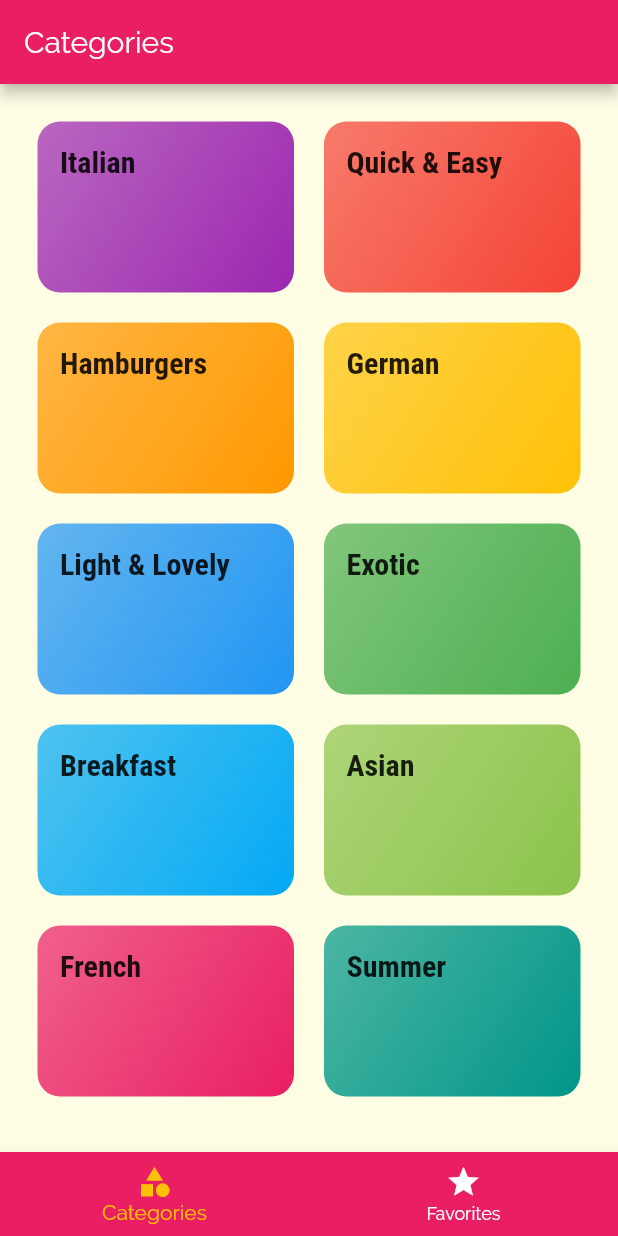
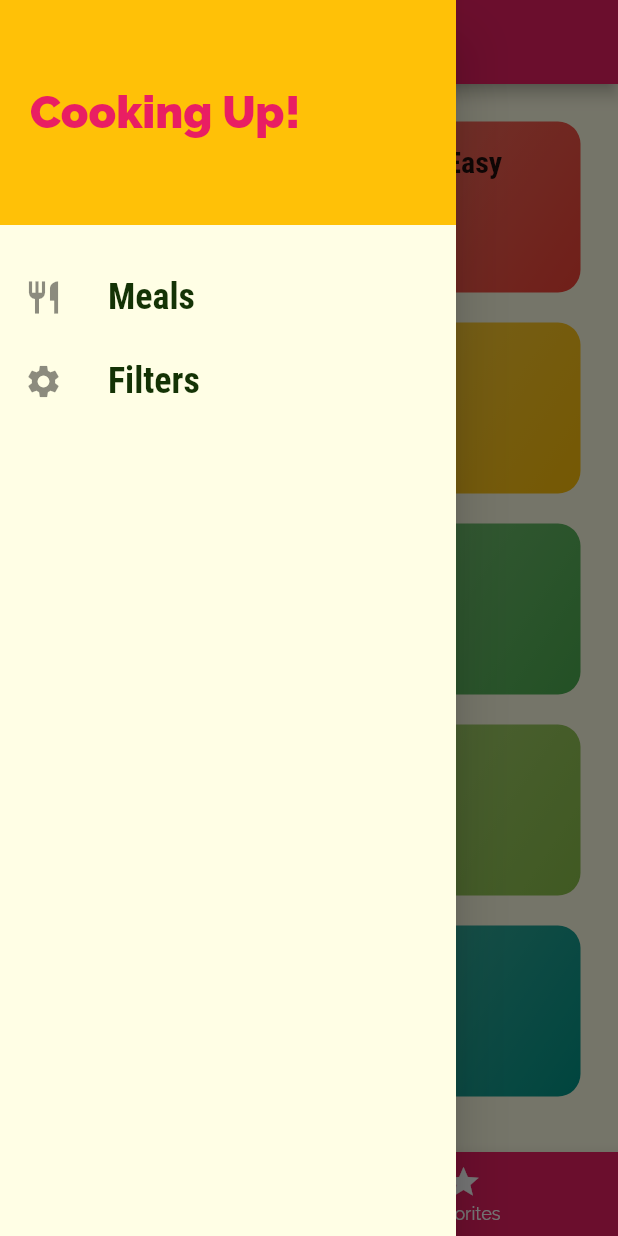
Before and after one commit to priyanshuvishnoi/flutter_meals_app, a Flutter app: the screen it shows after launch, with the side drawer open (before the commit the screen has no drawer), on a phone screen of 412 x 824 dp. Run offline on Flutter 3.47's test engine with Material 2 defaults, Android fonts, the phone set to English and light mode, and no system bars.

Commit message:
filter screen ui

```diff
--- a/lib/main.dart
+++ b/lib/main.dart
@@ -1,4 +1,5 @@
 import 'package:flutter/material.dart';
+import 'package:meals_app/screens/filters_screen.dart';
 import './screens/tabs_screen.dart';
 import 'screens/meal_details_screen.dart';
 import 'screens/category_meal_screen.dart';
@@ -30,6 +31,7 @@ class MyApp extends StatelessWidget {
       routes: {
         CategoryMealScreen.routeName: (ctx) => CategoryMealScreen(),
         MealDetailsScreen.routeName: (ctx) => MealDetailsScreen(),
+        FilterScreen.routeName: (ctx) => FilterScreen(),
       },
       onGenerateRoute: (settings) {
         print(settings.arguments);
--- a/lib/screens/meal_details_screen.dart
+++ b/lib/screens/meal_details_screen.dart
@@ -86,6 +86,10 @@ class MealDetailsScreen extends StatelessWidget {
           ],
         ),
       ),
+      floatingActionButton: FloatingActionButton(
+        child: Icon(Icons.delete),
+        onPressed: () => Navigator.of(context).pop(mealId),
+      ),
     );
   }
 }
--- a/lib/screens/tabs_screen.dart
+++ b/lib/screens/tabs_screen.dart
@@ -1,5 +1,6 @@
 import 'package:flutter/material.dart';
-import 'package:meals_app/screens/favorites_screen.dart';
+import './favorites_screen.dart';
+import '../widgets/main_drawer.dart';
 import './categories_screen.dart';
 
 class TabsScreen extends StatefulWidget {
@@ -33,6 +34,7 @@ class _TabsScreenState extends State<TabsScreen> {
       appBar: AppBar(
         title: Text(_pages[_selectPageIndex]['title']),
       ),
+      drawer: MainDrawer(),
       body: _pages[_selectPageIndex]['page'],
       bottomNavigationBar: BottomNavigationBar(
         onTap: _selectPage,
--- /dev/null
+++ b/lib/widgets/main_drawer.dart
@@ -0,0 +1,58 @@
+import 'package:flutter/material.dart';
+import '../screens/filters_screen.dart';
+
+class MainDrawer extends StatelessWidget {
+  Widget buildListTile(String title, IconData icon, Function tapHandler) =>
+      ListTile(
+        leading: Icon(
+          icon,
+          size: 26,
+        ),
+        title: Text(
+          title,
+          style: TextStyle(
+            fontFamily: 'RobotoCondensed',
+            fontSize: 24,
+            fontWeight: FontWeight.bold,
+          ),
+        ),
+        onTap: tapHandler,
+      );
+
+  @override
+  Widget build(BuildContext context) {
+    return Drawer(
+      child: Column(
+        children: [
+          Container(
+            height: 150,
+            width: double.infinity,
+            padding: EdgeInsets.all(20),
+            alignment: Alignment.centerLeft,
+            color: Theme.of(context).accentColor,
+            child: Text(
+              'Cooking Up!',
+              style: TextStyle(
+                fontSize: 30,
+                fontWeight: FontWeight.w900,
+                color: Theme.of(context).primaryColor,
+              ),
+            ),
+          ),
+          SizedBox(height: 20),
+          buildListTile(
+            'Meals',
+            Icons.restaurant,
+            () => Navigator.of(context).pushReplacementNamed('/'),
+          ),
+          buildListTile(
+            'Filters',
+            Icons.settings,
+            () => Navigator.of(context)
+                .pushReplacementNamed(FilterScreen.routeName),
+          ),
+        ],
+      ),
+    );
+  }
+}
```
Also changed, not shown: lib/screens/category_meal_screen.dart (+48 -22 lines), lib/screens/filters_screen.dart (added, +95 -0 lines), lib/widgets/meal_item.dart (+8 -2 lines).
